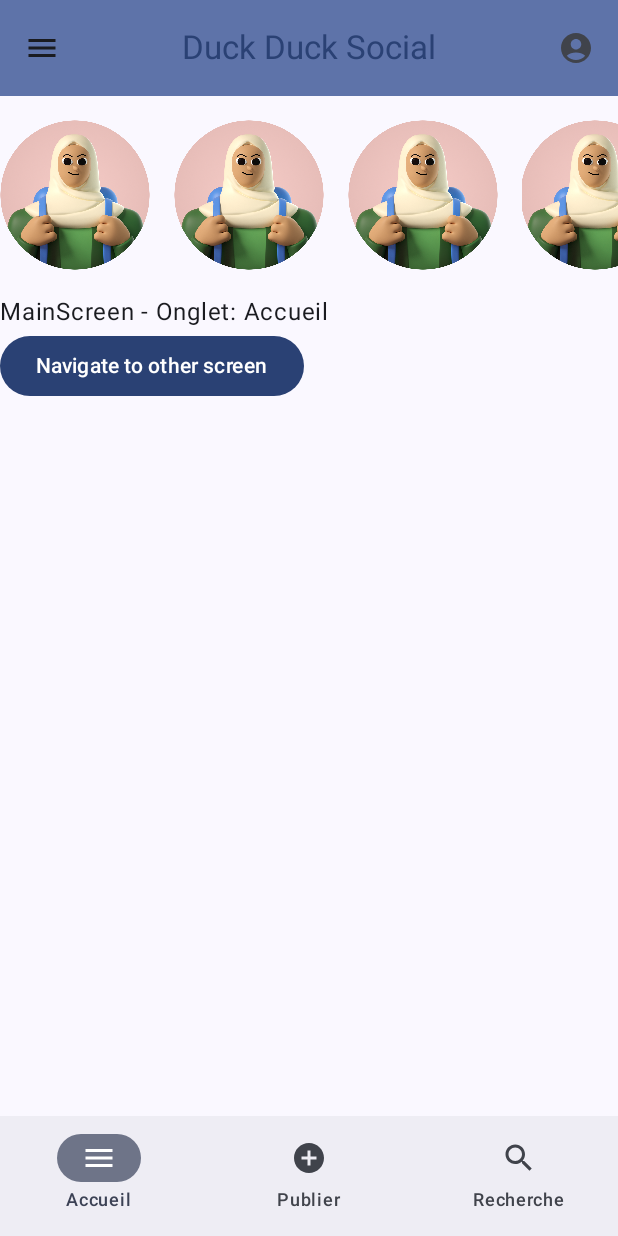
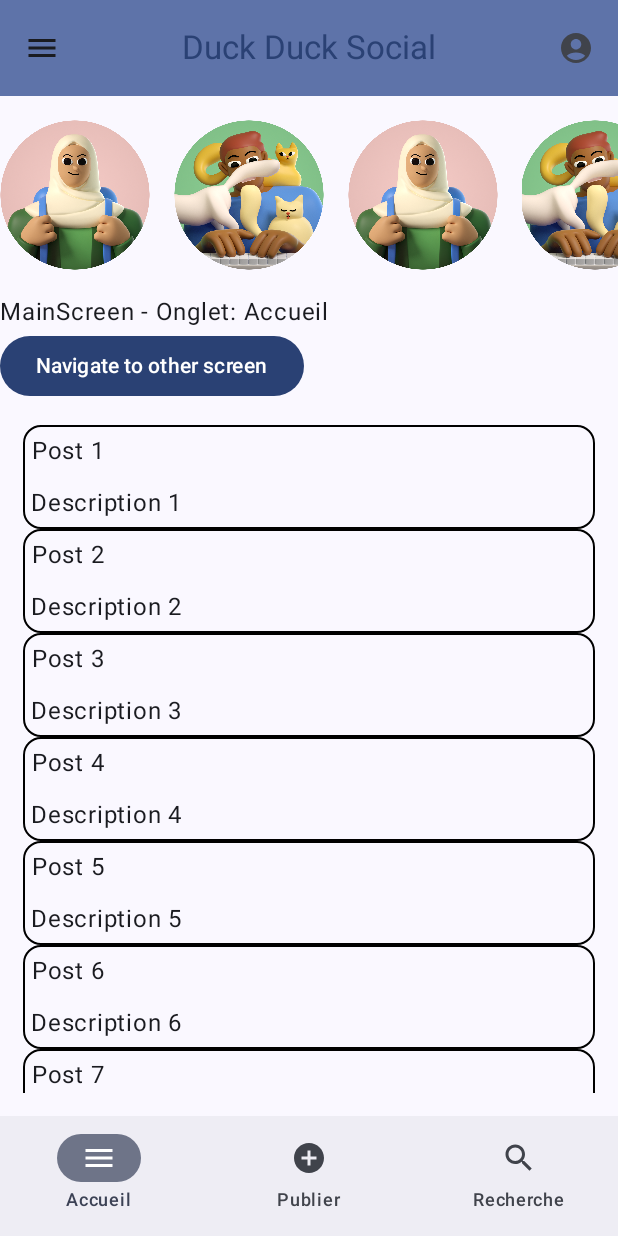
Before and after one commit to CPNV-ES/GUI2-TAB, an Android app built with Jetpack Compose: the screen it shows after launch (MainActivity), on a phone screen of 412 x 824 dp. Run offline under Robolectric (Android 15) with nearby library versions, the phone set to English and light mode, and no system bars.

Commit message:
Feat: Add post list and new profile image to MainScreen

```diff
--- a/app/src/main/java/ch/cnpv/gui2/ui/screen/MainScreen.kt
+++ b/app/src/main/java/ch/cnpv/gui2/ui/screen/MainScreen.kt
@@ -1,19 +1,29 @@
 package ch.cnpv.gui2.ui.screen
 
+import android.R.id.primary
 import androidx.annotation.DrawableRes
+import androidx.compose.foundation.BorderStroke
 import androidx.compose.foundation.Image
+import androidx.compose.foundation.background
+import androidx.compose.foundation.border
 import androidx.compose.foundation.layout.Column
 import androidx.compose.foundation.layout.fillMaxSize
 import androidx.compose.foundation.layout.fillMaxWidth
 import androidx.compose.foundation.layout.height
 import androidx.compose.foundation.layout.padding
+import androidx.compose.foundation.layout.size
 import androidx.compose.foundation.layout.wrapContentHeight
+import androidx.compose.foundation.layout.wrapContentSize
+import androidx.compose.foundation.lazy.LazyColumn
+import androidx.compose.foundation.lazy.items
 import androidx.compose.material.icons.Icons
 import androidx.compose.material.icons.filled.AccountCircle
 import androidx.compose.material.icons.filled.Menu
 import androidx.compose.material.icons.filled.Search
 import androidx.compose.material.icons.outlined.AddCircle
 import androidx.compose.material3.Button
+import androidx.compose.material3.Card
+import androidx.compose.material3.CardDefaults
 import androidx.compose.material3.CenterAlignedTopAppBar
 import androidx.compose.material3.ExperimentalMaterial3Api
 import androidx.compose.material3.Icon
@@ -21,6 +31,7 @@ import androidx.compose.material3.IconButton
 import androidx.compose.material3.MaterialTheme
 import androidx.compose.material3.NavigationBar
 import androidx.compose.material3.NavigationBarItem
+import androidx.compose.material3.OutlinedCard
 import androidx.compose.material3.Scaffold
 import androidx.compose.material3.Text
 import androidx.compose.material3.TopAppBarDefaults
@@ -31,9 +42,12 @@ import androidx.compose.runtime.getValue
 import androidx.compose.runtime.mutableIntStateOf
 import androidx.compose.runtime.remember
 import androidx.compose.runtime.setValue
+import androidx.compose.ui.Alignment
 import androidx.compose.ui.Modifier
+import androidx.compose.ui.graphics.Color
 import androidx.compose.ui.layout.ContentScale
 import androidx.compose.ui.res.painterResource
+import androidx.compose.ui.text.style.TextAlign
 import androidx.compose.ui.text.style.TextOverflow
 import androidx.compose.ui.tooling.preview.Preview
 import androidx.compose.ui.unit.dp
@@ -46,7 +60,7 @@ fun MainScreen(onNavigateOtherClick: () -> Unit) {
     var selectedItem by remember { mutableIntStateOf(0) }
     val items = listOf("Accueil", "Publier", "Recherche")
     val icons = listOf(Icons.Filled.Menu, Icons.Outlined.AddCircle, Icons.Filled.Search)
-
+    val itemsCard = (1..100).toList()
     Scaffold(
         modifier = Modifier.fillMaxSize(),
         topBar = {
@@ -101,6 +115,7 @@ fun MainScreen(onNavigateOtherClick: () -> Unit) {
             ) {
                 Text("Navigate to other screen")
             }
+            OutlinedCardPost(itemsCard)
         }
     }
 }
@@ -116,9 +131,9 @@ fun CarouselStories() {
     val carouselItems = remember {
         listOf(
             CarouselItem(0, R.drawable.profile1, "cupcake"),
-            CarouselItem(1, R.drawable.profile1, "donut"),
+            CarouselItem(1, R.drawable.profile2, "donut"),
             CarouselItem(2, R.drawable.profile1, "eclair"),
-            CarouselItem(3, R.drawable.profile1, "froyo"),
+            CarouselItem(3, R.drawable.profile2, "froyo"),
             CarouselItem(4, R.drawable.profile1, "gingerbread"),
         )
     }
@@ -143,6 +158,42 @@ fun CarouselStories() {
     }
 }
 
+@Composable
+fun OutlinedCardPost(items: List<Int>) {
+    LazyColumn(
+        modifier = Modifier
+            .padding(15.dp)
+            .wrapContentSize(Alignment.Center)
+            .fillMaxWidth()
+    ) {
+        items(items) { item ->
+            OutlinedCard(
+                colors = CardDefaults.cardColors(
+                    containerColor = MaterialTheme.colorScheme.surface,
+                ),
+                border = BorderStroke(1.dp, Color.Black),
+                modifier = Modifier
+                    .fillMaxWidth()
+
+            ) {
+                Text(
+                    text = "Post $item",
+                    modifier = Modifier
+                        .padding(5.dp),
+                    textAlign = TextAlign.Center,
+                )
+                Text(
+                    text = "Description $item",
+                    modifier = Modifier
+                        .padding(5.dp),
+                    textAlign = TextAlign.Center,
+                )
+            }
+        }
+
+    }
+}
+
 @Preview(showBackground = true)
 @Composable
 fun MainScreenPreview() {
```
Also changed, not shown: app/src/main/res/drawable/profile2.png (added).
